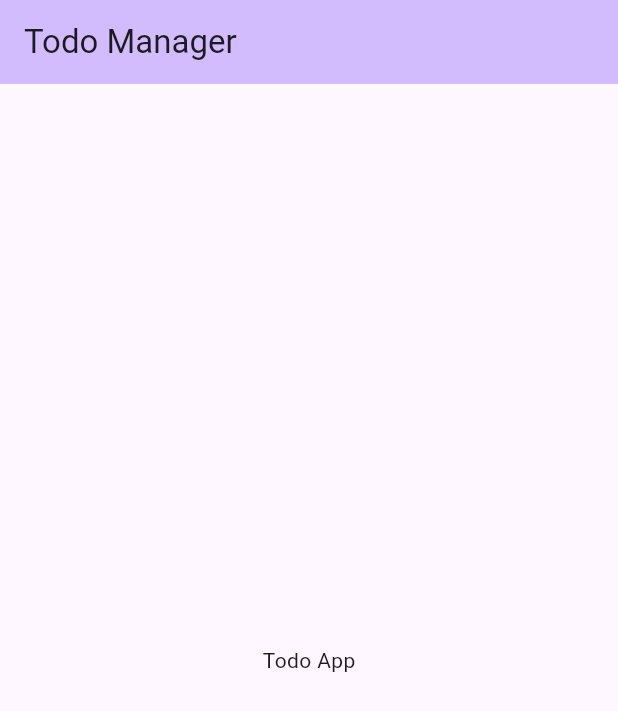
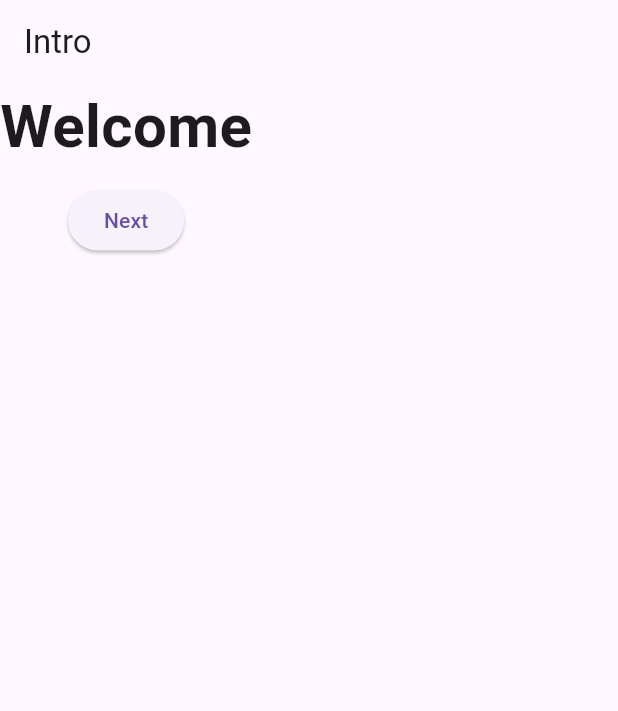
Before and after one commit to SoyedFajol/Todo-App, a Flutter app: the screen it shows after launch, on a phone screen of 412 x 824 dp. Shown: the top 711 px of the screen. Run offline on Flutter 3.47's test engine with Material 3 defaults, Android fonts, the phone set to English and light mode, and no system bars.

Commit message:
Create IntroPage

```diff
--- a/myfirstproject_todo_app/analysis_options.yaml
+++ b/myfirstproject_todo_app/analysis_options.yaml
@@ -7,6 +7,9 @@
 
 # The following line activates a set of recommended lints for Flutter apps,
 # packages, and plugins designed to encourage good coding practices.
+analyzer:
+  errors:
+    file_names: ignore
 include: package:flutter_lints/flutter.yaml
 
 linter:
--- /dev/null
+++ b/myfirstproject_todo_app/lib/IntroPage.dart
@@ -0,0 +1,43 @@
+// ignore: file_names
+// ignore: file_names
+import 'package:flutter/material.dart';
+import 'package:myfirstproject_todo_app/todo_page.dart';
+
+class IntroPage extends StatelessWidget {
+  const IntroPage({super.key});
+
+  get onPressed => null;
+
+  @override
+  Widget build(BuildContext context) {
+    // TODO: implement build
+    return Scaffold(
+      appBar: AppBar(
+        title: const Text('Intro'),
+      ),
+      body: Column(
+        children: [
+          const Text(
+            'Welcome',
+            style: TextStyle(
+              fontSize: 40,
+              fontWeight: FontWeight.bold,
+            ),
+          ),
+          const SizedBox(
+            height: 10,
+          ),
+          ElevatedButton(
+              onPressed: () {
+                Navigator.push(
+                    context,
+                    MaterialPageRoute(
+                      builder: (context) => HomePage(),
+                    ));
+              },
+              child: Text('Next'))
+        ],
+      ),
+    );
+  }
+}
--- a/myfirstproject_todo_app/lib/app.dart
+++ b/myfirstproject_todo_app/lib/app.dart
@@ -1,34 +1,14 @@
 import 'package:flutter/material.dart';
-import 'package:myfirstproject_todo_app/todo_page.dart';
+import 'package:myfirstproject_todo_app/IntroPage.dart';
 
-class TodoApp extends StatelessWidget {
-  const TodoApp({super.key});
+class App extends StatelessWidget {
+  const App({super.key});
 
-  // This widget is the root of your application.
   @override
   Widget build(BuildContext context) {
-    return MaterialApp(
-      title: 'Flutter Demo',
-      theme: ThemeData(
-        // This is the theme of your application.
-        //
-        // TRY THIS: Try running your application with "flutter run". You'll see
-        // the application has a purple toolbar. Then, without quitting the app,
-        // try changing the seedColor in the colorScheme below to Colors.green
-        // and then invoke "hot reload" (save your changes or press the "hot
-        // reload" button in a Flutter-supported IDE, or press "r" if you used
-        // the command line to start the app).
-        //
-        // Notice that the counter didn't reset back to zero; the application
-        // state is not lost during the reload. To reset the state, use hot
-        // restart instead.
-        //
-        // This works for code too, not just values: Most code changes can be
-        // tested with just a hot reload.
-        colorScheme: ColorScheme.fromSeed(seedColor: Colors.deepPurple),
-        useMaterial3: true,
-      ),
-      home: const TodoList(title: 'Todo Manager'),
+    return const MaterialApp(
+      debugShowCheckedModeBanner: false,
+      home: IntroPage(),
     );
   }
 }
--- a/myfirstproject_todo_app/lib/main.dart
+++ b/myfirstproject_todo_app/lib/main.dart
@@ -2,5 +2,5 @@ import 'package:flutter/material.dart';
 import 'package:myfirstproject_todo_app/app.dart';
 
 void main() {
-  runApp(const TodoApp());
+  runApp(const App());
 }
--- a/myfirstproject_todo_app/lib/todo_page.dart
+++ b/myfirstproject_todo_app/lib/todo_page.dart
@@ -1,62 +1,13 @@
 import 'package:flutter/material.dart';
 
-class TodoList extends StatefulWidget {
-  const TodoList({super.key, required this.title});
-
-  // This widget is the home page of your application. It is stateful, meaning
-  // that it has a State object (defined below) that contains fields that affect
-  // how it looks.
-
-  // This class is the configuration for the state. It holds the values (in this
-  // case the title) provided by the parent (in this case the App widget) and
-  // used by the build method of the State. Fields in a Widget subclass are
-  // always marked "final".
-
-  final String title;
+class HomePage extends StatelessWidget {
+  const HomePage({super.key});
 
   @override
-  State<TodoList> createState() => _TodoListState();
-}
-
-class _TodoListState extends State<TodoList> {
-  @override
   Widget build(BuildContext context) {
-    // This method is rerun every time setState is called, for instance as done
-    // by the _incrementCounter method above.
-    //
-    // The Flutter framework has been optimized to make rerunning build methods
-    // fast, so that you can just rebuild anything that needs updating rather
-    // than having to individually change instances of widgets.
-    return Scaffold(
-      appBar: AppBar(
-        // TRY THIS: Try changing the color here to a specific color (to
-        // Colors.amber, perhaps?) and trigger a hot reload to see the AppBar
-        // change color while the other colors stay the same.
-        backgroundColor: Theme.of(context).colorScheme.inversePrimary,
-        // Here we take the value from the MyHomePage object that was created by
-        // the App.build method, and use it to set our appbar title.
-        title: Text(widget.title),
-      ),
-      body: const Center(
-        // Center is a layout widget. It takes a single child and positions it
-        // in the middle of the parent.
-        child: Column(
-          // Column is also a layout widget. It takes a list of children and
-          // arranges them vertically. By default, it sizes itself to fit its
-          // children horizontally, and tries to be as tall as its parent.
-          //
-          // Column has various properties to control how it sizes itself and
-          // how it positions its children. Here we use mainAxisAlignment to
-          // center the children vertically; the main axis here is the vertical
-          // axis because Columns are vertical (the cross axis would be
-          // horizontal).
-          //
-          // TRY THIS: Invoke "debug painting" (choose the "Toggle Debug Paint"
-          // action in the IDE, or press "p" in the console), to see the
-          // wireframe for each widget.
-          mainAxisAlignment: MainAxisAlignment.center,
-          children: <Widget>[Text("Todo App")],
-        ),
+    return const Scaffold(
+      body: Center(
+        child: Text("Todo App"),
       ),
     );
   }
```
